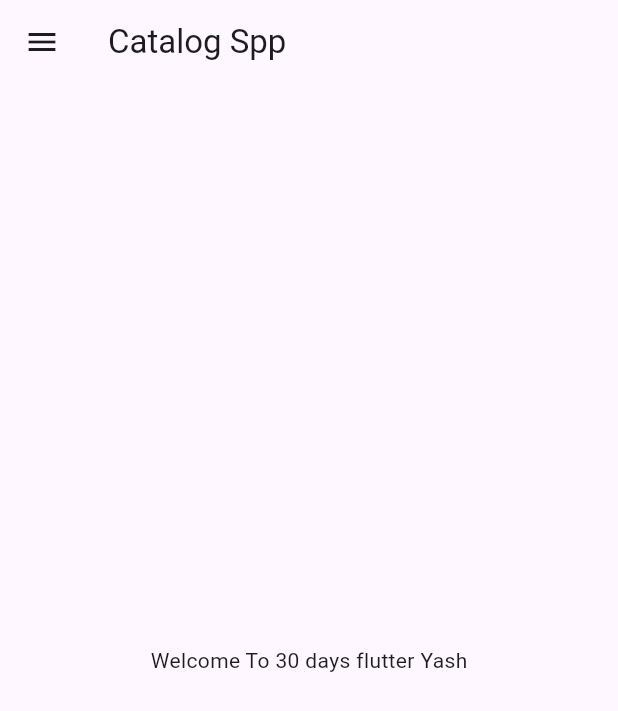
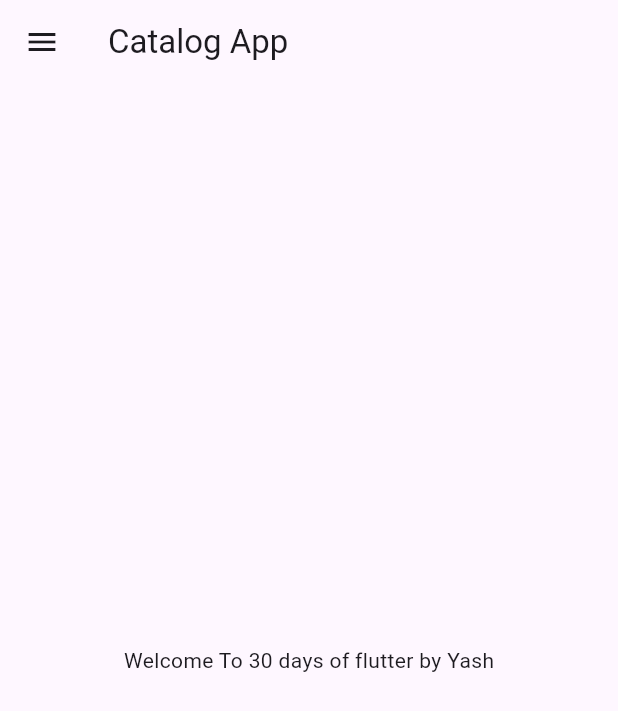
Before and after one commit to yashrathod06/30DaysOfFlutter, a Flutter app: the screen it shows after launch, on a phone screen of 412 x 824 dp. Shown: the top 711 px of the screen. Run offline on Flutter 3.47's test engine with Material 3 defaults, Android fonts, the phone set to English and light mode, and no system bars.

```diff
--- a/lib/main.dart
+++ b/lib/main.dart
@@ -1,5 +1,6 @@
 import 'package:flutter/material.dart';
-import 'package:flutter_catalog/home_page.dart';
+import 'package:flutter_catalog/pages/login_page.dart';
+import 'pages/home_page.dart';
 
 void main() {
   runApp(MyApp());
@@ -8,6 +9,17 @@ void main() {
 class MyApp extends StatelessWidget {
   @override
   Widget build(BuildContext context) {
-    return MaterialApp(home: HomePage());
+    return MaterialApp(
+      // home: HomePage(),
+      theme: ThemeData(primarySwatch: Colors.cyan),
+      themeMode: ThemeMode.light,
+      darkTheme: ThemeData(brightness: Brightness.dark),
+      initialRoute: "/home",
+      routes: {
+        "/": (context) => LoginPage(),
+        "/home": (context) => HomePage(),
+        "/login": (context) => LoginPage(),
+      },
+    );
   }
 }
--- a/lib/home_page.dart
+++ b/lib/pages/home_page.dart
@@ -8,9 +8,11 @@ class HomePage extends StatelessWidget {
     final int days = 30;
     final String name = "Yash";
     return Scaffold(
-      appBar: AppBar(title: Text("Catalog Spp")),
+      appBar: AppBar(title: Text("Catalog App")),
       body: Center(
-        child: Container(child: Text("Welcome To $days days flutter $name")),
+        child: Container(
+          child: Text("Welcome To $days days of flutter by $name"),
+        ),
       ),
       drawer: Drawer(),
     );
```
Also changed, not shown: lib/pages/login_page.dart (added, +19 -0 lines).
